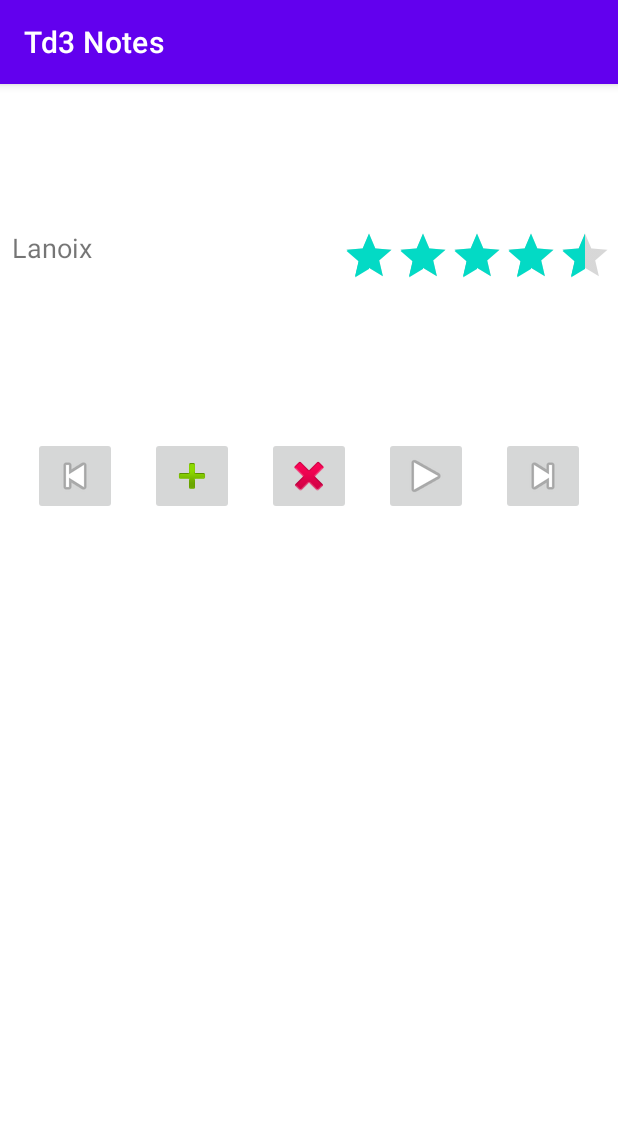
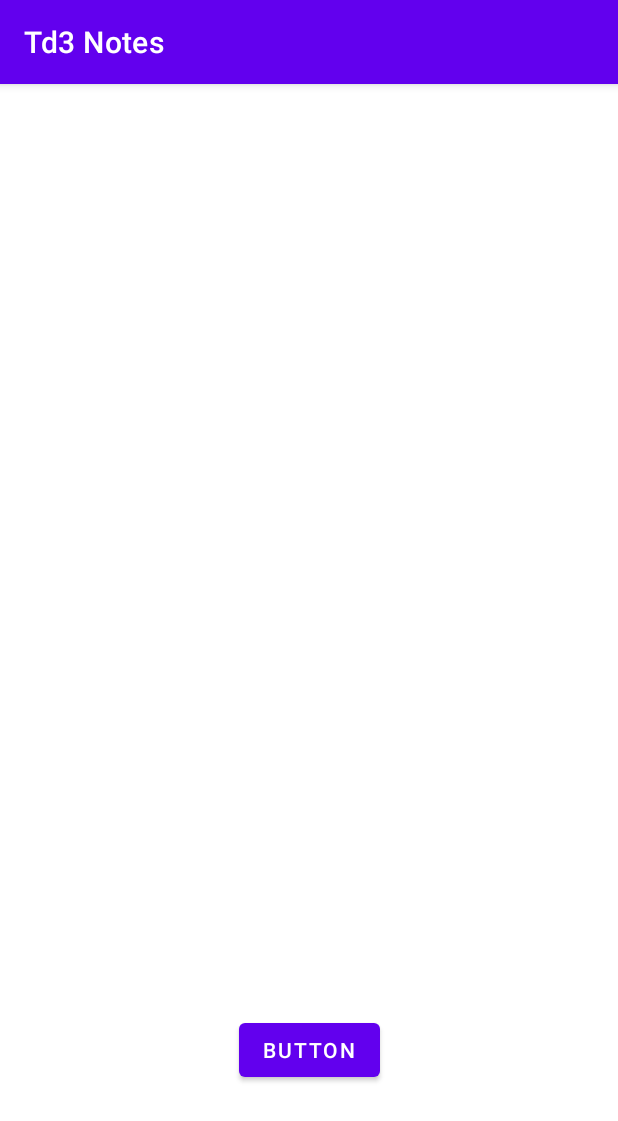
Before and after one commit to PacomeCailleteau/Medicalink, an Android app: the screen it shows after launch (MainActivity), on a phone screen of 412 x 824 dp. Shown: the top 1121 px of the screen. Run offline under Robolectric (Android 15) with nearby library versions, the phone set to English and light mode, and no system bars.

Commit message:
un bouton ...

```diff
--- a/app/src/main/java/dev/mobile/td3notes/MainActivity.kt
+++ b/app/src/main/java/dev/mobile/td3notes/MainActivity.kt
@@ -1,85 +1,20 @@
 package dev.mobile.td3notes
 
-import android.content.Intent
+
 import android.os.Bundle
-import android.view.View
-import android.widget.ImageButton
-import android.widget.RatingBar
-import android.widget.TextView
-import android.widget.Toast
-import androidx.activity.result.contract.ActivityResultContracts
+import android.widget.Button
 import androidx.appcompat.app.AppCompatActivity
-import org.jetbrains.annotations.Contract
 
 class MainActivity : AppCompatActivity() {
-    private lateinit var notes: Notes
-    private lateinit var nomTv: TextView
-    private lateinit var noteRb: RatingBar
-    private lateinit var recule: ImageButton
-    private lateinit var avance: ImageButton
-    private lateinit var detail: ImageButton
-    private lateinit var ajoute: ImageButton
+    private lateinit var bouton : Button
 
-
-
-
-    val secondRawLauncher = registerForActivityResult(ActivityResultContracts.StartActivityForResult()) {
-        // INPUT = un ActivityResult
-            result -> Toast.makeText(this, "reçu : $result", Toast.LENGTH_LONG).show()
-        notes.ajouter(result.data?.extras?.get(AddActivity.CLE) as Note)
-    }
-
-    val firstRawLauncher = registerForActivityResult(ActivityResultContracts.StartActivityForResult()) {
-        // INPUT = un ActivityResult
-            result -> Toast.makeText(this, "reçu : $result", Toast.LENGTH_LONG).show()
-        var monRESULT=result.data?.extras?.get(DetailActivity.CLE) as Note
-        notes.courante()!!.nom=monRESULT.nom
-        notes.courante()!!.note=monRESULT.note
-        notes.courante()!!.commentaire=monRESULT.commentaire
-        afficheNote(notes.courante())
-    }
 
 
     override fun onCreate(savedInstanceState: Bundle?) {
         super.onCreate(savedInstanceState)
         setContentView(R.layout.activity_main)
-        nomTv = findViewById(R.id.nom)
-        noteRb = findViewById(R.id.note)
-        recule = findViewById(R.id.recule)
-        avance = findViewById(R.id.avance)
-        notes = Notes.init()
-        detail = findViewById(R.id.detail)
-        ajoute = findViewById(R.id.ajoute)
+        bouton = findViewById(R.id.button)
 
-
-        afficheNote(notes.courante() ?: Note.FAKE_NOTE)
-
-        val supprime = findViewById<ImageButton>(R.id.supprime)
-        supprime.setOnClickListener {
-            notes.supprimer()
-            afficheNote(notes.courante())
-        }
-        recule.setOnClickListener{ afficheNote(notes.precedente()) }
-        avance.setOnClickListener{ afficheNote(notes.suivante()) }
-        findViewById<View>(R.id.detail).setOnClickListener {
-            // INPUT = un Intent
-            firstRawLauncher.launch(
-                Intent(this@MainActivity, DetailActivity::class.java)
-                    .putExtra("NOTE",Note(notes.courante()?.nom,notes.courante()!!.note,notes.courante()?.commentaire))
-            )
-        }
-
-        findViewById<View>(R.id.ajoute).setOnClickListener {
-            // INPUT = un Intent
-            secondRawLauncher.launch(
-                Intent(this@MainActivity, AddActivity::class.java)
-            )
-        }
-    }
-
-    fun afficheNote(note: Note?) {
-            nomTv.text = note?.nom ?: Note.FAKE_NOTE.nom
-            noteRb.rating = note?.note?.toFloat() ?: Note.FAKE_NOTE.note.toFloat()
     }
 
 }
--- a/app/src/main/res/layout/activity_main.xml
+++ b/app/src/main/res/layout/activity_main.xml
@@ -6,92 +6,14 @@
     android:layout_height="match_parent"
     tools:context=".MainActivity">
 
-    <TextView
-        android:id="@+id/nom"
-        android:layout_width="0dp"
-        android:layout_height="41dp"
-        android:layout_marginEnd="8dp"
-        android:layout_marginStart="8dp"
-        android:ems="10"
-        android:inputType="textPersonName"
-        android:textSize="18sp"
-        android:visibility="visible"
-        app:layout_constraintBottom_toTopOf="@+id/recule"
-        app:layout_constraintEnd_toStartOf="@+id/note"
-        app:layout_constraintHorizontal_bias="0.5"
-        app:layout_constraintStart_toStartOf="parent"
-        app:layout_constraintTop_toTopOf="parent" />
-
-    <RatingBar
-        android:id="@+id/note"
-        style="?attr/ratingBarStyleIndicator"
+    <Button
+        android:id="@+id/button"
         android:layout_width="wrap_content"
         android:layout_height="wrap_content"
-        android:layout_marginEnd="4dp"
-        android:visibility="visible"
+        android:layout_marginBottom="100dp"
+        android:text="Button"
+        app:layout_constraintBottom_toBottomOf="parent"
         app:layout_constraintEnd_toEndOf="parent"
-        app:layout_constraintTop_toTopOf="@+id/nom" />
-
-
-    <ImageButton
-        android:id="@+id/recule"
-        android:layout_width="wrap_content"
-        android:layout_height="wrap_content"
-        android:src="@android:drawable/ic_media_previous"
-        app:layout_constraintBottom_toTopOf="@+id/guideline"
-        app:layout_constraintEnd_toStartOf="@+id/ajoute"
-        app:layout_constraintHorizontal_bias="0.5"
-        app:layout_constraintStart_toStartOf="parent"
-        app:layout_constraintTop_toBottomOf="@+id/nom" />
-
-    <ImageButton
-        android:id="@+id/avance"
-        android:layout_width="wrap_content"
-        android:layout_height="wrap_content"
-        android:src="@android:drawable/ic_media_next"
-        app:layout_constraintEnd_toEndOf="parent"
-        app:layout_constraintHorizontal_bias="0.5"
-        app:layout_constraintStart_toEndOf="@+id/detail"
-        app:layout_constraintTop_toTopOf="@+id/ajoute" />
-
-    <ImageButton
-        android:id="@+id/ajoute"
-        android:layout_width="wrap_content"
-        android:layout_height="wrap_content"
-        app:layout_constraintEnd_toStartOf="@+id/supprime"
-        app:layout_constraintHorizontal_bias="0.5"
-        app:layout_constraintStart_toEndOf="@+id/recule"
-        app:layout_constraintTop_toTopOf="@+id/recule"
-        app:srcCompat="@android:drawable/ic_input_add" />
-
-    <ImageButton
-        android:id="@+id/detail"
-        android:layout_width="wrap_content"
-        android:layout_height="wrap_content"
-        app:layout_constraintBottom_toBottomOf="@+id/avance"
-        app:layout_constraintEnd_toStartOf="@+id/avance"
-        app:layout_constraintHorizontal_bias="0.5"
-        app:layout_constraintStart_toEndOf="@+id/supprime"
-        app:layout_constraintTop_toTopOf="@+id/avance"
-        app:srcCompat="@android:drawable/ic_media_play" />
-
-    <ImageButton
-        android:id="@+id/supprime"
-        android:layout_width="wrap_content"
-        android:layout_height="wrap_content"
-        app:layout_constraintBottom_toBottomOf="@+id/avance"
-        app:layout_constraintEnd_toStartOf="@+id/detail"
-        app:layout_constraintHorizontal_bias="0.5"
-        app:layout_constraintStart_toEndOf="@+id/ajoute"
-        app:layout_constraintTop_toTopOf="@+id/avance"
-        app:srcCompat="@android:drawable/ic_delete" />
-
-    <androidx.constraintlayout.widget.Guideline
-        android:id="@+id/guideline"
-        android:layout_width="wrap_content"
-        android:layout_height="wrap_content"
-        android:orientation="horizontal"
-        app:layout_constraintGuide_percent="0.5" />
-
+        app:layout_constraintStart_toStartOf="parent" />
 
 </androidx.constraintlayout.widget.ConstraintLayout>
```
